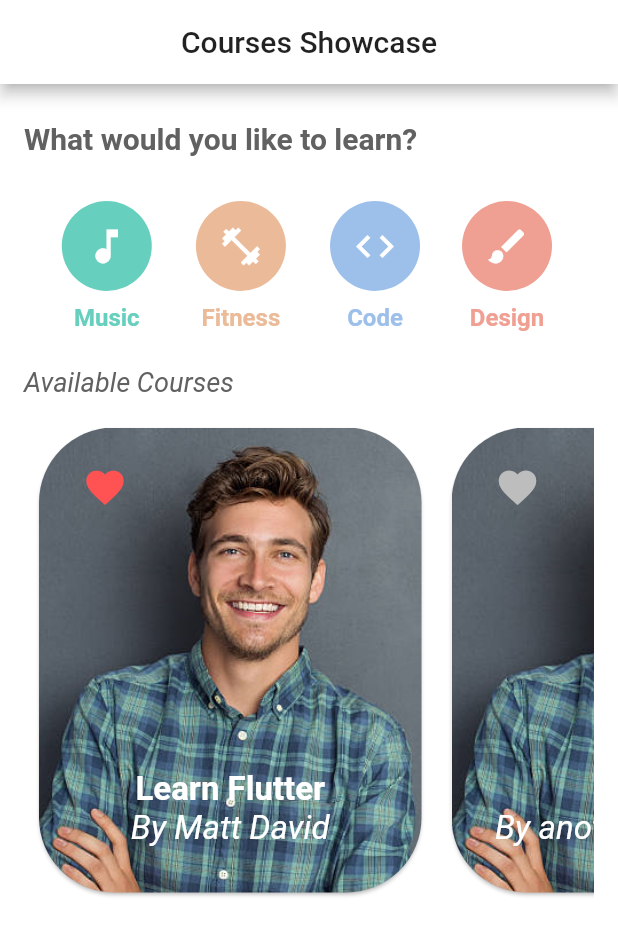
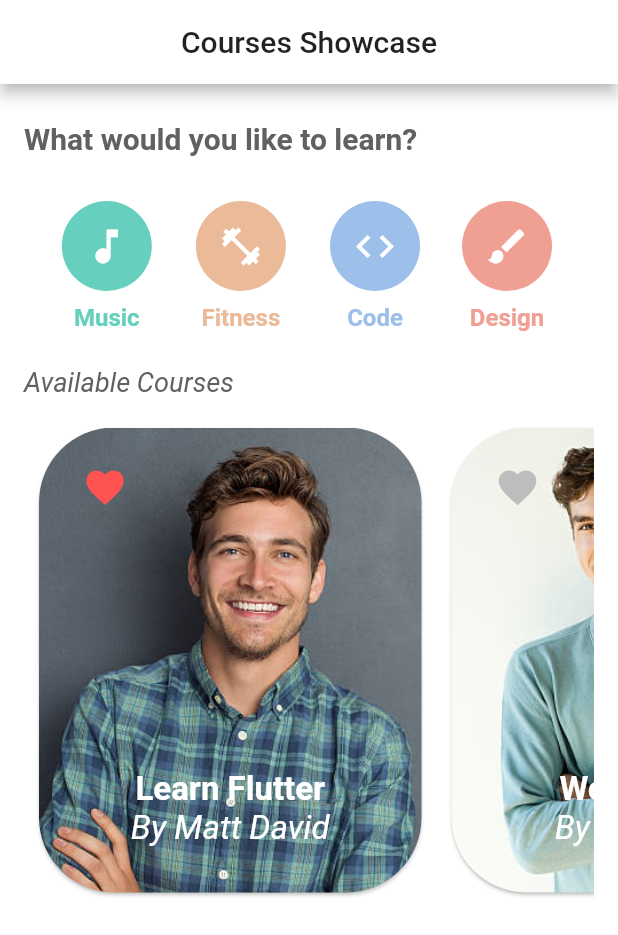
Before and after one commit to oussamabonnor1/flutter_design_showcase, a Flutter app: the CoursesScene screen opened directly, on a phone screen of 412 x 824 dp. Shown: the top 935 px of the screen. Run offline on Flutter 3.47's test engine with Material 2 defaults, Android fonts, the phone set to English and light mode, and no system bars.

Commit message:
finishing with courses pictures

```diff
--- a/lib/CoursesScene/courses_scene.dart
+++ b/lib/CoursesScene/courses_scene.dart
@@ -20,19 +20,19 @@ class _CoursesSceneState extends State<CoursesScene> {
       liked: true,
     ),
     Course(
-      course: "STUFF",
-      teacher: "another someone",
+      course: "Web Series",
+      teacher: "Jhon Ray",
       date: "yesterday",
       color: colors[1],
-      teacherImage: "images/dude1.jpg",
+      teacherImage: "images/dude2.jpg",
       liked: false,
     ),
     Course(
-      course: "Haja",
-      teacher: "someone new",
+      course: "Mobile Dev",
+      teacher: "Lara Alex",
       date: "tomorrow",
       color: colors[2],
-      teacherImage: "images/dude1.jpg",
+      teacherImage: "images/duda.jpg",
       liked: true,
     ),
   ];
```
Also changed, not shown: images/duda.jpg (added), images/dude2.jpg (added).
